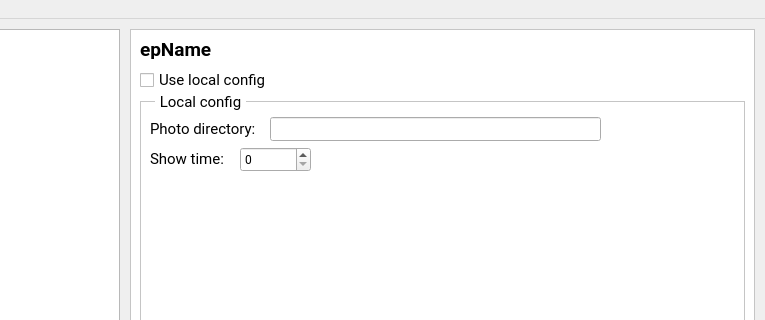
The window that client/mainwindow.ui (23vbq/tv-managing-system) describes before a commit, drawn with Qt 5; both pictures show x 515 to 1280 and y 0 to 320 of the 1280 by 741 pixel window.
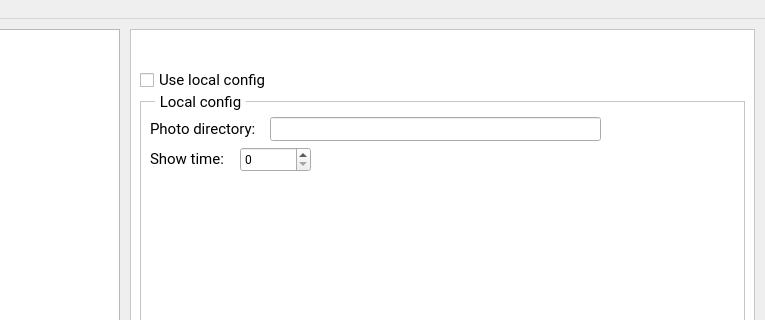
The same window after the commit.

Commit message: [C] MainWindow: Endpoint GUI improvements

Patch:
```diff
--- a/client/mainwindow.ui
+++ b/client/mainwindow.ui
@@ -71,7 +71,7 @@
        <x>10</x>
        <y>10</y>
        <width>605</width>
-       <height>20</height>
+       <height>30</height>
       </rect>
      </property>
      <property name="font">
@@ -85,7 +85,7 @@
       <string notr="true"/>
      </property>
      <property name="text">
-      <string>epName</string>
+      <string/>
      </property>
     </widget>
     <widget class="QCheckBox" name="epLocalCfgCheckBox">
```
The commit also changes 5 other files.
